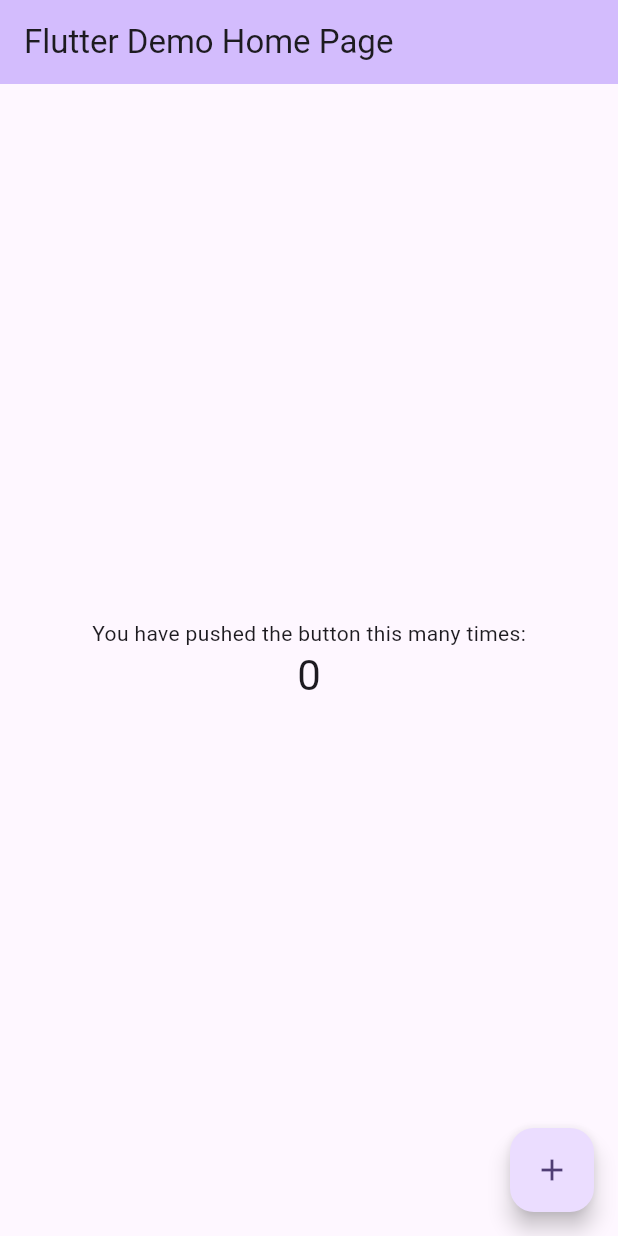
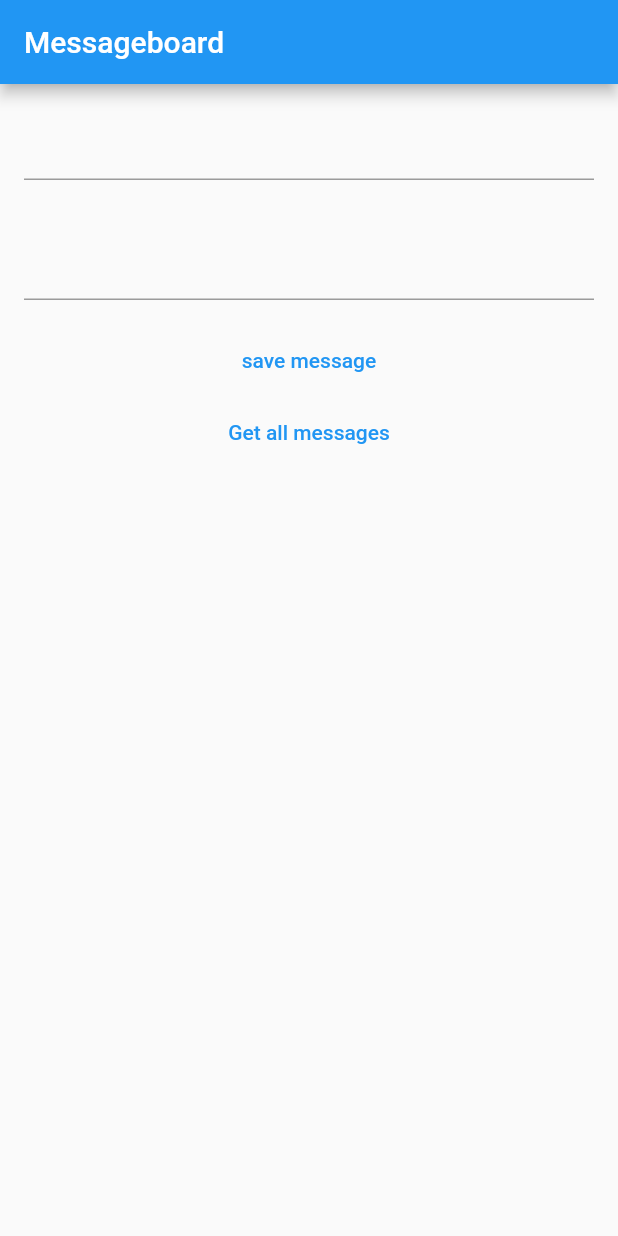
Before and after one commit to Screenbottle/data_lager, a Flutter app: the screen it shows after launch, on a phone screen of 412 x 824 dp. Run offline on Flutter 3.47's test engine with Material 2 defaults, Android fonts, the light colour scheme and no system bars; our stand-ins replace sqflite; accounts and stored records are empty.

Commit message:
Finnished SQL

```diff
--- /dev/null
+++ b/lib/database_service.dart
@@ -0,0 +1,35 @@
+import 'package:data_lager/model.dart';
+import 'package:sqflite/sqflite.dart';
+import 'package:path/path.dart';
+
+class DbService {
+  static const messageTableName = 'message';
+  late Database db;
+
+  DbService() {
+    openDb();
+  }
+
+  void putMessagesInDb(Message message) async {
+    int id = await db.insert(messageTableName, message.toMap());
+    print('id $id inserted in db');
+  }
+
+  Future<List<Message>> getAllMessagesFromDb() async {
+    List<Map<String, Object?>> dbResponse = await db.query(messageTableName);
+    return dbResponse.map((record) => Message.fromMap(record)).toList();
+  }
+
+  void openDb() async {
+    db = await openDatabase(
+      join(await getDatabasesPath(), 'message.db'),
+      version: 1,
+      onCreate: _onCreate,
+    );
+  }
+
+  void _onCreate(Database db, int version) async {
+    await db.execute(
+        "CREATE TABLE $messageTableName (id STRING PRIMARY KEY, title TEXT, text TEXT )");
+  }
+}
--- a/lib/main.dart
+++ b/lib/main.dart
@@ -1,125 +1,93 @@
+import 'package:data_lager/database_service.dart';
+import 'package:data_lager/model.dart';
 import 'package:flutter/material.dart';
 
 void main() {
-  runApp(const MyApp());
+  WidgetsFlutterBinding.ensureInitialized();
+  runApp(MyApp());
 }
 
 class MyApp extends StatelessWidget {
-  const MyApp({super.key});
-
-  // This widget is the root of your application.
+  MyApp({super.key});
+  final DbService dbService = DbService();
   @override
   Widget build(BuildContext context) {
     return MaterialApp(
-      title: 'Flutter Demo',
-      theme: ThemeData(
-        // This is the theme of your application.
-        //
-        // TRY THIS: Try running your application with "flutter run". You'll see
-        // the application has a blue toolbar. Then, without quitting the app,
-        // try changing the seedColor in the colorScheme below to Colors.green
-        // and then invoke "hot reload" (save your changes or press the "hot
-        // reload" button in a Flutter-supported IDE, or press "r" if you used
-        // the command line to start the app).
-        //
-        // Notice that the counter didn't reset back to zero; the application
-        // state is not lost during the reload. To reset the state, use hot
-        // restart instead.
-        //
-        // This works for code too, not just values: Most code changes can be
-        // tested with just a hot reload.
-        colorScheme: ColorScheme.fromSeed(seedColor: Colors.deepPurple),
-        useMaterial3: true,
-      ),
-      home: const MyHomePage(title: 'Flutter Demo Home Page'),
+      title: 'My messages',
+      home: MyCustomForm(dbService),
     );
   }
 }
 
-class MyHomePage extends StatefulWidget {
-  const MyHomePage({super.key, required this.title});
-
-  // This widget is the home page of your application. It is stateful, meaning
-  // that it has a State object (defined below) that contains fields that affect
-  // how it looks.
-
-  // This class is the configuration for the state. It holds the values (in this
-  // case the title) provided by the parent (in this case the App widget) and
-  // used by the build method of the State. Fields in a Widget subclass are
-  // always marked "final".
-
-  final String title;
+class MyCustomForm extends StatefulWidget {
+  final DbService dbService;
+  const MyCustomForm(this.dbService, {Key? key}) : super(key: key);
 
   @override
-  State<MyHomePage> createState() => _MyHomePageState();
+  State<MyCustomForm> createState() => _MyCustomFormState();
 }
 
-class _MyHomePageState extends State<MyHomePage> {
-  int _counter = 0;
+class _MyCustomFormState extends State<MyCustomForm> {
+  TextEditingController titleTextController = TextEditingController();
+  TextEditingController textTextcontroller = TextEditingController();
+  var _list = [];
+  @override
+  void dispose() {
+    titleTextController.dispose();
+    textTextcontroller.dispose();
+    super.dispose();
+  }
 
-  void _incrementCounter() {
+  getMessages() async {
+    List<Message> newList = await widget.dbService.getAllMessagesFromDb();
+    List<String> _newList = newList
+        .map((messages) => '${messages.title} || ${messages.text}')
+        .toList();
+
     setState(() {
-      // This call to setState tells the Flutter framework that something has
-      // changed in this State, which causes it to rerun the build method below
-      // so that the display can reflect the updated values. If we changed
-      // _counter without calling setState(), then the build method would not be
-      // called again, and so nothing would appear to happen.
-      _counter++;
+      _list = _newList;
     });
   }
 
   @override
   Widget build(BuildContext context) {
-    // This method is rerun every time setState is called, for instance as done
-    // by the _incrementCounter method above.
-    //
-    // The Flutter framework has been optimized to make rerunning build methods
-    // fast, so that you can just rebuild anything that needs updating rather
-    // than having to individually change instances of widgets.
     return Scaffold(
       appBar: AppBar(
-        // TRY THIS: Try changing the color here to a specific color (to
-        // Colors.amber, perhaps?) and trigger a hot reload to see the AppBar
-        // change color while the other colors stay the same.
-        backgroundColor: Theme.of(context).colorScheme.inversePrimary,
-        // Here we take the value from the MyHomePage object that was created by
-        // the App.build method, and use it to set our appbar title.
-        title: Text(widget.title),
+        title: Text('Messageboard'),
       ),
-      body: Center(
-        // Center is a layout widget. It takes a single child and positions it
-        // in the middle of the parent.
-        child: Column(
-          // Column is also a layout widget. It takes a list of children and
-          // arranges them vertically. By default, it sizes itself to fit its
-          // children horizontally, and tries to be as tall as its parent.
-          //
-          // Column has various properties to control how it sizes itself and
-          // how it positions its children. Here we use mainAxisAlignment to
-          // center the children vertically; the main axis here is the vertical
-          // axis because Columns are vertical (the cross axis would be
-          // horizontal).
-          //
-          // TRY THIS: Invoke "debug painting" (choose the "Toggle Debug Paint"
-          // action in the IDE, or press "p" in the console), to see the
-          // wireframe for each widget.
-          mainAxisAlignment: MainAxisAlignment.center,
-          children: <Widget>[
-            const Text(
-              'You have pushed the button this many times:',
+      body: Column(
+        children: [
+          Padding(
+            padding: const EdgeInsets.all(16),
+            child: TextField(
+              controller: titleTextController,
             ),
-            Text(
-              '$_counter',
-              style: Theme.of(context).textTheme.headlineMedium,
+          ),
+          Padding(
+            padding: const EdgeInsets.all(16),
+            child: TextField(
+              controller: textTextcontroller,
             ),
-          ],
-        ),
+          ),
+          TextButton(
+            onPressed: () {
+              widget.dbService.putMessagesInDb(
+                Message(
+                    title: titleTextController.text,
+                    text: textTextcontroller.text),
+              );
+            },
+            child: Text('save message'),
+          ),
+          TextButton(
+            onPressed: () {
+              getMessages();
+            },
+            child: Text('Get all messages'),
+          ),
+          for (String item in _list) Text(item),
+        ],
       ),
-      floatingActionButton: FloatingActionButton(
-        onPressed: _incrementCounter,
-        tooltip: 'Increment',
-        child: const Icon(Icons.add),
-      ), // This trailing comma makes auto-formatting nicer for build methods.
     );
   }
 }
--- /dev/null
+++ b/lib/model.dart
@@ -0,0 +1,20 @@
+class Message {
+  static const String columnText = 'text';
+  static const String columnTitle = 'title';
+
+  final String title;
+  final String text;
+  Message({required this.title, required this.text});
+
+  Map<String, Object?> toMap() {
+    Map<String, Object?> map = {
+      columnTitle: title,
+      columnText: text,
+    };
+    return map;
+  }
+
+  static Message fromMap(Map map) {
+    return Message(text: map[columnText], title: map[columnTitle]);
+  }
+}
--- a/pubspec.yaml
+++ b/pubspec.yaml
@@ -35,7 +35,8 @@ dependencies:
   # The following adds the Cupertino Icons font to your application.
   # Use with the CupertinoIcons class for iOS style icons.
   cupertino_icons: ^1.0.2
-
+  sqflite: ^2.3.0
+  path: any
 dev_dependencies:
   flutter_test:
     sdk: flutter
```
Also changed, not shown: pubspec.lock, 7 other files.
